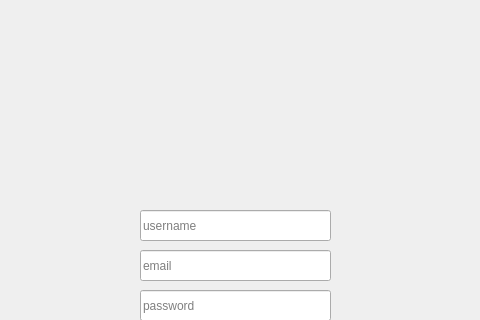
Before: the Qt Designer form 376_Project/loginpage.ui in daynadrant/Course-App, drawn with Qt 5; both pictures show x 210 to 690 and y 0 to 320 of the 900 by 600 pixel window.
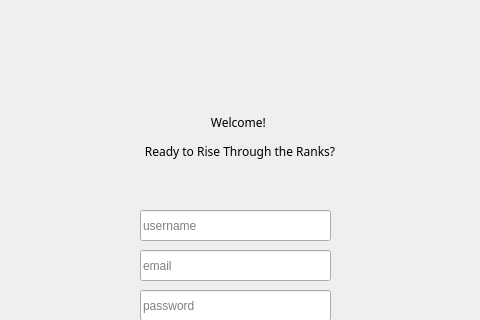
After: the same form once the commit is applied.

```diff
--- a/376_Project/loginpage.ui
+++ b/376_Project/loginpage.ui
@@ -99,6 +99,41 @@
     <bool>false</bool>
    </property>
   </widget>
+  <widget class="QLabel" name="label">
+   <property name="geometry">
+    <rect>
+     <x>290</x>
+     <y>70</y>
+     <width>320</width>
+     <height>134</height>
+    </rect>
+   </property>
+   <property name="font">
+    <font>
+     <family>8514oem</family>
+     <pointsize>9</pointsize>
+     <bold>false</bold>
+    </font>
+   </property>
+   <property name="styleSheet">
+    <string notr="true">QPushButton {
+    background-color: #4CAF50;
+    color: white;
+    border-radius: 8px;
+    padding: 6px 12px;
+}
+QPushButton:hover {
+    background-color: #45a049;
+}
+</string>
+   </property>
+   <property name="text">
+    <string>&lt;html&gt;&lt;head/&gt;&lt;body&gt;&lt;p&gt;Welcome! &lt;/p&gt;&lt;p&gt;Ready to Rise Through the Ranks?&lt;/p&gt;&lt;/body&gt;&lt;/html&gt;</string>
+   </property>
+   <property name="alignment">
+    <set>Qt::AlignmentFlag::AlignCenter</set>
+   </property>
+  </widget>
  </widget>
  <tabstops>
   <tabstop>usernameEdit</tabstop>
```
Left out of the diff: 3 changed lines with no effect on the pictures.
